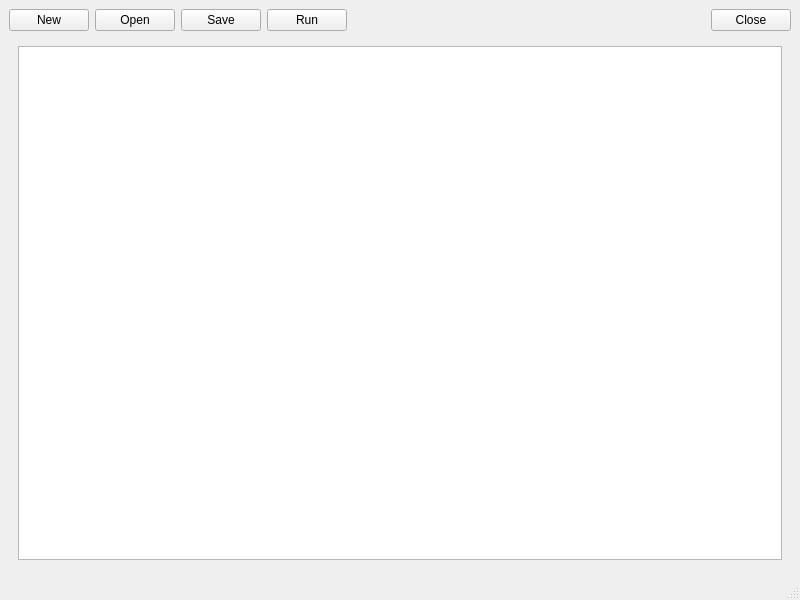
Before: the Qt Designer form GUI/frmManuallyDesignROIGUI.ui in myousefnezhad/easyfmri, drawn with Qt 5.
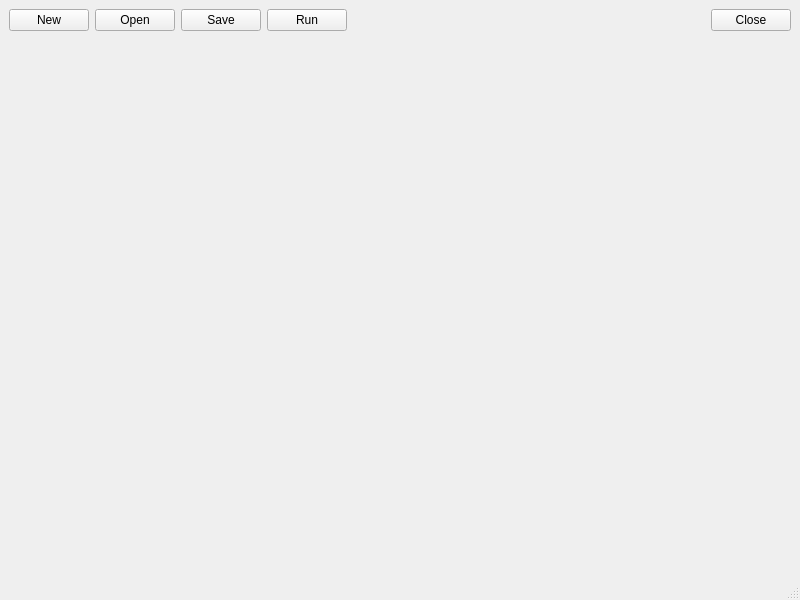
After: the same form once the commit is applied.

What changed in the file:
```diff
--- a/GUI/frmManuallyDesignROIGUI.ui
+++ b/GUI/frmManuallyDesignROIGUI.ui
@@ -71,11 +71,7 @@
       </item>
       <item>
        <widget class="QWidget" name="Code" native="true">
-        <layout class="QGridLayout" name="gridLayout">
-         <item row="0" column="0">
-          <widget class="QTextEdit" name="txtCode"/>
-         </item>
-        </layout>
+        <layout class="QGridLayout" name="gridLayout"/>
        </widget>
       </item>
      </layout>
```
